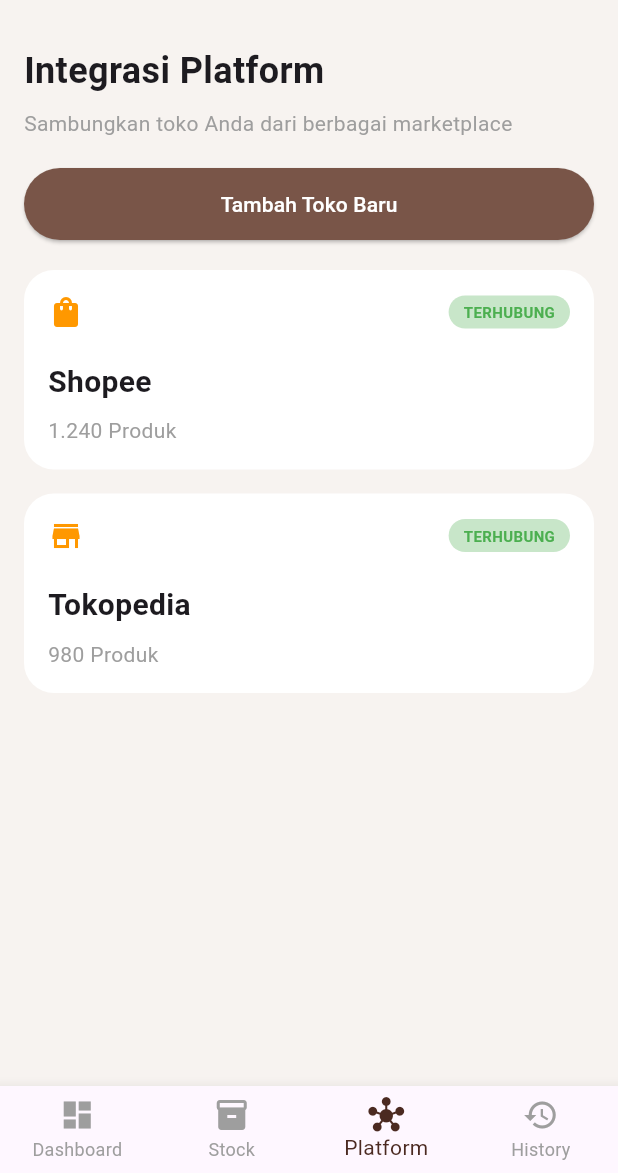
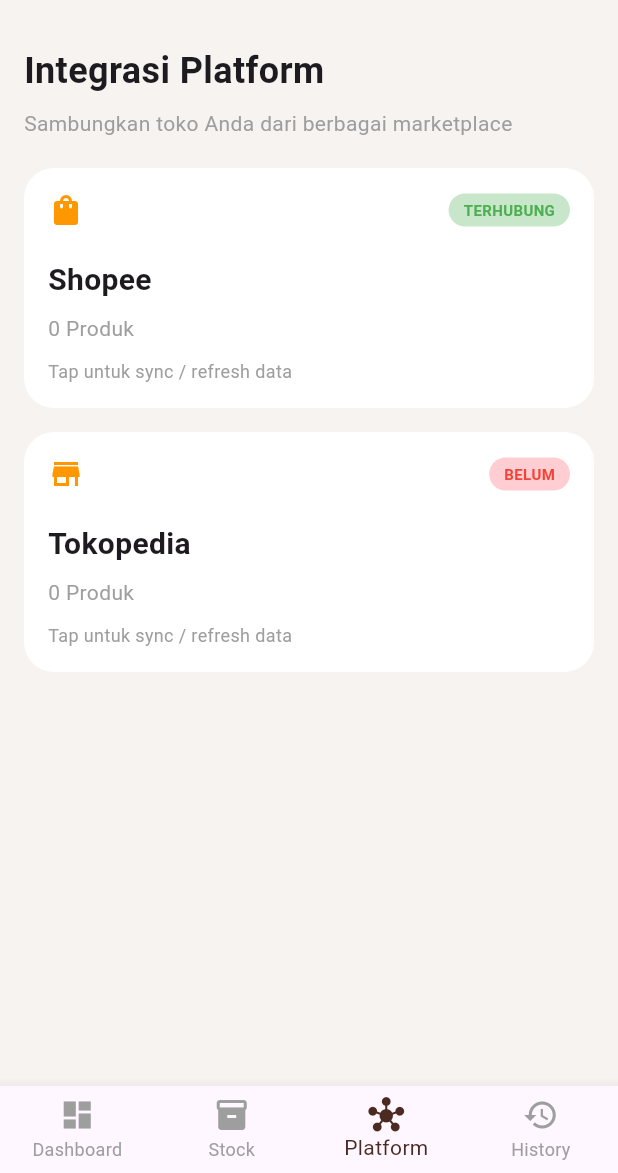
Before and after one commit to Amalia181205/stok_all, a Flutter app: the DashboardPage screen opened directly, item 3 of the bottom bar chosen, on a phone screen of 412 x 824 dp, the part 63-1236 px from its top. Run offline on Flutter 3.47's test engine with Material 3 defaults, Android fonts, the phone set to English and light mode, and no system bars; our stand-ins replace firebase_auth, firebase_core, firebase_messaging, flutter_local_notifications, google_sign_in, shared_preferences; accounts and stored records are empty; network calls fail.

Commit message:
awalan sinkron platform shopee

```diff
--- a/lib/platform_page.dart
+++ b/lib/platform_page.dart
@@ -1,9 +1,38 @@
-// platform_page.dart
+import 'package:flutter/material.dart';
+import 'services/api_service.dart';
 
-import 'package:flutter/material.dart';
+class PlatformPage extends StatefulWidget {
+  const PlatformPage({super.key});
 
-class PlatformPage extends StatelessWidget {
-  const PlatformPage({super.key});
+  @override
+  State<PlatformPage> createState() => _PlatformPageState();
+}
+
+class _PlatformPageState extends State<PlatformPage> {
+  bool shopeeConnected = true; // nanti dari API
+  bool loading = false;
+
+  List shopeeProducts = [];
+
+  final token = "ISI_TOKEN_SHOPEE";
+
+  Future<void> fetchShopee() async {
+    setState(() => loading = true);
+
+    final res = await ApiService.getShopeeProducts(token: token);
+
+    if (res['success'] == true) {
+      shopeeProducts = res['data']['response']['item'] ?? [];
+    }
+
+    setState(() => loading = false);
+  }
+
+  @override
+  void initState() {
+    super.initState();
+    fetchShopee();
+  }
 
   @override
   Widget build(BuildContext context) {
@@ -40,40 +69,29 @@
 
             const SizedBox(height: 20),
 
-            SizedBox(
-              width: double.infinity,
-
-              child: ElevatedButton(
-                style: ElevatedButton.styleFrom(
-                  backgroundColor: Colors.brown,
-                  padding: const EdgeInsets.symmetric(vertical: 14),
-                ),
-
-                onPressed: () {},
-
-                child: const Text(
-                  "Tambah Toko Baru",
-                  style: TextStyle(color: Colors.white),
-                ),
-              ),
-            ),
-
-            const SizedBox(height: 20),
-
+            /// 🔥 SHOPEE CARD REAL
             _platformCard(
               icon: Icons.shopping_bag,
               title: "Shopee",
-              products: "1.240 Produk",
+              products: "${shopeeProducts.length} Produk",
+              connected: shopeeConnected,
+              onTap: fetchShopee,
             ),
 
             const SizedBox(height: 16),
 
+            /// 🔥 TOKOPEDIA (DUMMY)
             _platformCard(
               icon: Icons.store,
               title: "Tokopedia",
-              products: "980 Produk",
+              products: "0 Produk",
+              connected: false,
+              onTap: () {
+                ScaffoldMessenger.of(context).showSnackBar(
+                  const SnackBar(content: Text("Belum terhubung API")),
+                );
+              },
             ),
-
           ],
         ),
       ),
@@ -84,8 +102,12 @@
     required IconData icon,
     required String title,
     required String products,
+    required bool connected,
+    required VoidCallback onTap,
   }) {
-    return Container(
+    return GestureDetector(
+      onTap: onTap,
+      child: Container(
         padding: const EdgeInsets.all(16),
 
         decoration: BoxDecoration(
@@ -110,15 +132,17 @@
                   ),
 
                   decoration: BoxDecoration(
-                  color: Colors.green.shade100,
+                    color: connected
+                        ? Colors.green.shade100
+                        : Colors.red.shade100,
                     borderRadius: BorderRadius.circular(20),
                   ),
 
-                child: const Text(
-                  "TERHUBUNG",
+                  child: Text(
+                    connected ? "TERHUBUNG" : "BELUM",
                     style: TextStyle(
                       fontSize: 10,
-                    color: Colors.green,
+                      color: connected ? Colors.green : Colors.red,
                       fontWeight: FontWeight.bold,
                     ),
                   ),
@@ -136,7 +160,15 @@
             const SizedBox(height: 8),
 
             Text(products, style: const TextStyle(color: Colors.grey)),
+
+            const SizedBox(height: 10),
+
+            const Text(
+              "Tap untuk sync / refresh data",
+              style: TextStyle(fontSize: 12, color: Colors.grey),
+            ),
           ],
+        ),
       ),
     );
   }
--- a/lib/services/api_service.dart
+++ b/lib/services/api_service.dart
@@ -44,4 +44,38 @@
       return {'error': e.toString()};
     }
   }
+
+  // ─────────────────────────────
+  // 🟠 SHOPEE PRODUCT LIST
+  // ─────────────────────────────
+  static Future<Map<String, dynamic>> getShopeeProducts({
+    required String token,
+  }) async {
+    try {
+      final response = await http.get(
+        Uri.parse('$_baseUrl/shopee/product.php?token=$token'),
+      );
+
+      return jsonDecode(response.body);
+    } catch (e) {
+      return {'error': e.toString()};
+    }
+  }
+
+  // ─────────────────────────────
+  // 🟠 SHOPEE ORDER LIST
+  // ─────────────────────────────
+  static Future<Map<String, dynamic>> getShopeeOrders({
+    required String token,
+  }) async {
+    try {
+      final response = await http.get(
+        Uri.parse('$_baseUrl/shopee/order.php?token=$token'),
+      );
+
+      return jsonDecode(response.body);
+    } catch (e) {
+      return {'error': e.toString()};
+    }
+  }
 }
```
Lines whose indentation alone changed are shown as unchanged.
